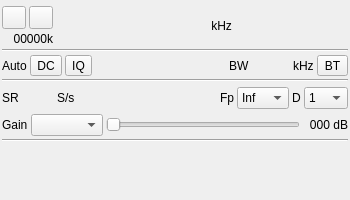
This is plugins/samplesource/bladerf2input/bladerf2inputgui.ui in f4exb/sdrangel as Qt 5 draws it before an edit. The edited form follows.
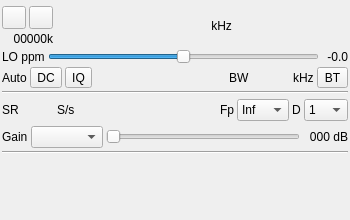
This is the edited form. Icons and pictures are not drawn. Custom widgets are drawn as their Qt base class.

The edit to the form file:
```diff
--- a/plugins/samplesource/bladerf2input/bladerf2inputgui.ui
+++ b/plugins/samplesource/bladerf2input/bladerf2inputgui.ui
@@ -7,7 +7,7 @@
     <x>0</x>
     <y>0</y>
     <width>350</width>
-    <height>200</height>
+    <height>220</height>
    </rect>
   </property>
   <property name="sizePolicy">
@@ -19,7 +19,7 @@
   <property name="minimumSize">
    <size>
     <width>350</width>
-    <height>200</height>
+    <height>220</height>
    </size>
   </property>
   <property name="font">
@@ -174,11 +174,50 @@
     </layout>
    </item>
    <item>
-    <widget class="Line" name="line">
-     <property name="orientation">
-      <enum>Qt::Horizontal</enum>
-     </property>
-    </widget>
+    <layout class="QHBoxLayout" name="LOppm_layout">
+     <item>
+      <widget class="QLabel" name="LOppmLabel">
+       <property name="text">
+        <string>LO ppm</string>
+       </property>
+      </widget>
+     </item>
+     <item>
+      <widget class="QSlider" name="LOppm">
+       <property name="toolTip">
+        <string>Local Oscillator ppm correction</string>
+       </property>
+       <property name="minimum">
+        <number>-20</number>
+       </property>
+       <property name="maximum">
+        <number>20</number>
+       </property>
+       <property name="pageStep">
+        <number>1</number>
+       </property>
+       <property name="orientation">
+        <enum>Qt::Horizontal</enum>
+       </property>
+      </widget>
+     </item>
+     <item>
+      <widget class="QLabel" name="LOppmText">
+       <property name="minimumSize">
+        <size>
+         <width>26</width>
+         <height>0</height>
+        </size>
+       </property>
+       <property name="text">
+        <string>-0.0</string>
+       </property>
+       <property name="alignment">
+        <set>Qt::AlignRight|Qt::AlignTrailing|Qt::AlignVCenter</set>
+       </property>
+      </widget>
+     </item>
+    </layout>
    </item>
    <item>
     <layout class="QGridLayout" name="gridLayout_corr">
```
